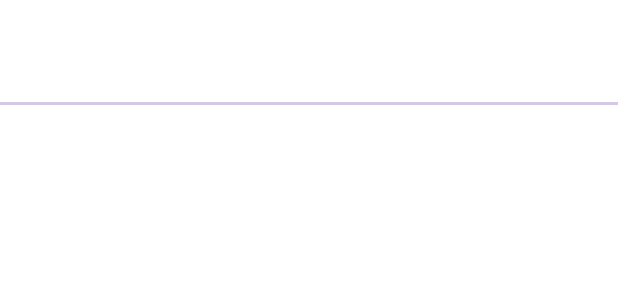
After one commit to JayceFR/Musicify, an Android app: the layout music_view.xml on its own in the app's theme, with its tools: preview values and no code run, on a phone screen of 412 x 824 dp. The commit adds this screen. Shown: the top 300 px of the screen. Run offline under Robolectric (Android 15) with nearby library versions, the phone set to English and light mode, and no system bars.

Commit message:
Completed Recycler View implementation

```diff
--- a/app/build.gradle.kts
+++ b/app/build.gradle.kts
@@ -35,6 +35,7 @@ dependencies {
     implementation("androidx.constraintlayout:constraintlayout:2.1.4")
     //For Recycler View
     implementation("androidx.recyclerview:recyclerview:1.3.1")
+    implementation("com.github.bumptech.glide:glide:4.16.0")
     testImplementation("junit:junit:4.13.2")
     androidTestImplementation("androidx.test.ext:junit:1.1.5")
     androidTestImplementation("androidx.test.espresso:espresso-core:3.5.1")
--- /dev/null
+++ b/app/src/main/res/layout/music_view.xml
@@ -0,0 +1,34 @@
+<?xml version="1.0" encoding="utf-8"?>
+<RelativeLayout xmlns:android="http://schemas.android.com/apk/res/android"
+    android:layout_width="match_parent"
+    android:layout_height="wrap_content"
+    android:layout_marginTop="10dp">
+
+    <ImageView
+        android:layout_width="48dp"
+        android:layout_height="48dp"
+        android:id="@+id/imageview"
+        android:layout_marginRight="10dp"
+        android:layout_centerVertical="true"
+        />
+
+    <TextView
+        android:layout_width="match_parent"
+        android:layout_height="48dp"
+        android:id="@+id/title"
+        android:layout_toEndOf="@+id/imageview"
+        android:layout_centerVertical="true"
+        android:textColor="@color/white"
+        android:text="Hello"/>
+
+    <LinearLayout
+        android:layout_width="match_parent"
+        android:layout_height="2dp"
+        android:background="#D5C7EE"
+        android:layout_below="@+id/title"
+        android:layout_marginTop="10dp"/>
+
+
+
+
+</RelativeLayout>
```
Also changed, not shown: app/src/main/java/com/example/musicify/MainActivity.java (+6 -5 lines), app/src/main/java/com/example/musicify/MyAdapter.java (added, +64 -0 lines), app/src/main/java/com/example/musicify/MyViewHolder.java (added, +18 -0 lines), app/src/main/res/layout/activity_main.xml (+12 -0 lines), app/src/main/res/drawable/headphone_pic.png (added).
